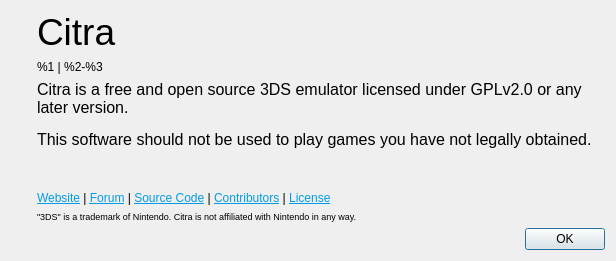
Qt form src/citra_qt/aboutdialog.ui (PabloMK7/citra) before a commit.
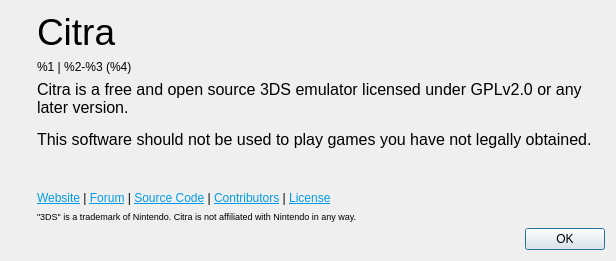
The same form after that commit. Icons and pictures are not drawn.

Commit message: citra-qt: Add build date in about dialog

Diff of the .ui file:
```diff
--- a/src/citra_qt/aboutdialog.ui
+++ b/src/citra_qt/aboutdialog.ui
@@ -70,7 +70,7 @@
           </sizepolicy>
          </property>
          <property name="text">
-          <string>&lt;html&gt;&lt;head/&gt;&lt;body&gt;&lt;p&gt;%1 | %2-%3&lt;/p&gt;&lt;/body&gt;&lt;/html&gt;</string>
+          <string>&lt;html&gt;&lt;head/&gt;&lt;body&gt;&lt;p&gt;%1 | %2-%3 (%4)&lt;/p&gt;&lt;/body&gt;&lt;/html&gt;</string>
          </property>
         </widget>
        </item>
```
The commit also changes 1 other file.
